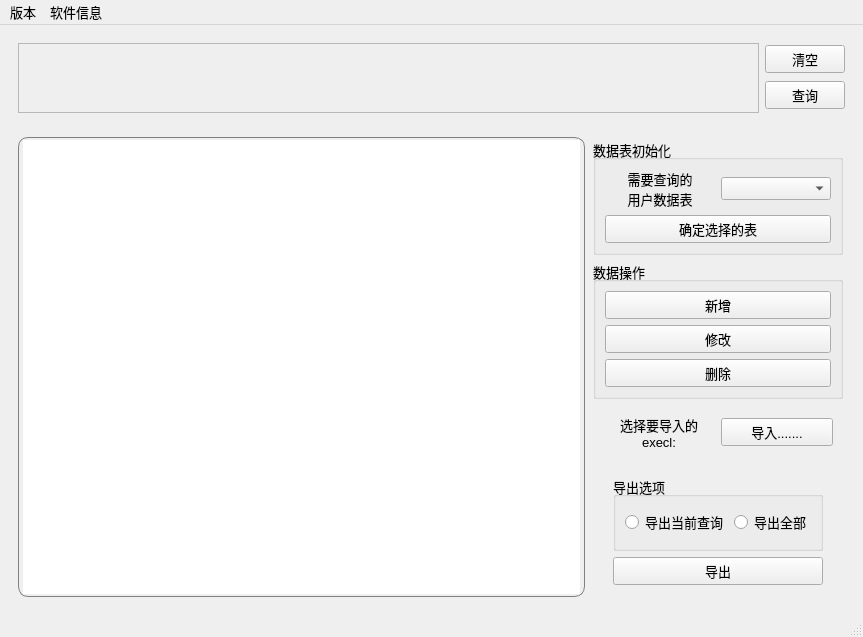
This is UIDesigner/execl_tool.ui in lc6937/pyqt_execl as Qt 5 draws it before an edit. The edited form follows.
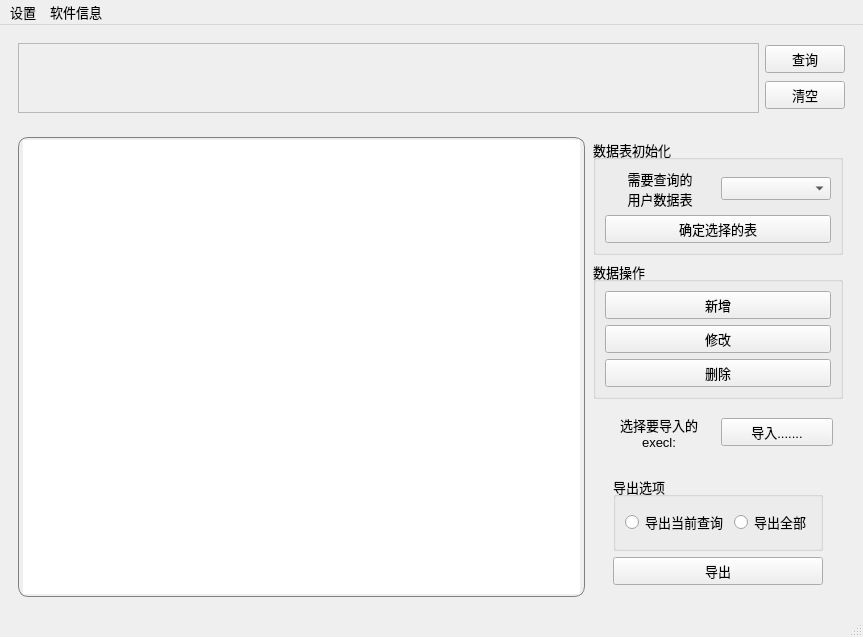
This is the edited form.

Diff of the .ui file:
```diff
--- a/UIDesigner/execl_tool.ui
+++ b/UIDesigner/execl_tool.ui
@@ -66,13 +66,6 @@
          </item>
          <item>
           <layout class="QVBoxLayout" name="verticalLayout_3">
-           <item>
-            <widget class="QPushButton" name="clear_pushButton">
-             <property name="text">
-              <string>清空</string>
-             </property>
-            </widget>
-           </item>
            <item>
             <widget class="QPushButton" name="search_pushButton">
              <property name="text">
@@ -80,6 +73,13 @@
              </property>
             </widget>
            </item>
+           <item>
+            <widget class="QPushButton" name="clear_pushButton">
+             <property name="text">
+              <string>清空</string>
+             </property>
+            </widget>
+           </item>
           </layout>
          </item>
         </layout>
@@ -299,7 +299,7 @@
      <cursorShape>ArrowCursor</cursorShape>
     </property>
     <property name="title">
-     <string>版本</string>
+     <string>设置</string>
     </property>
    </widget>
    <addaction name="menu_2"/>
```
Left out of the diff: 12 changed lines with no effect on the pictures.
